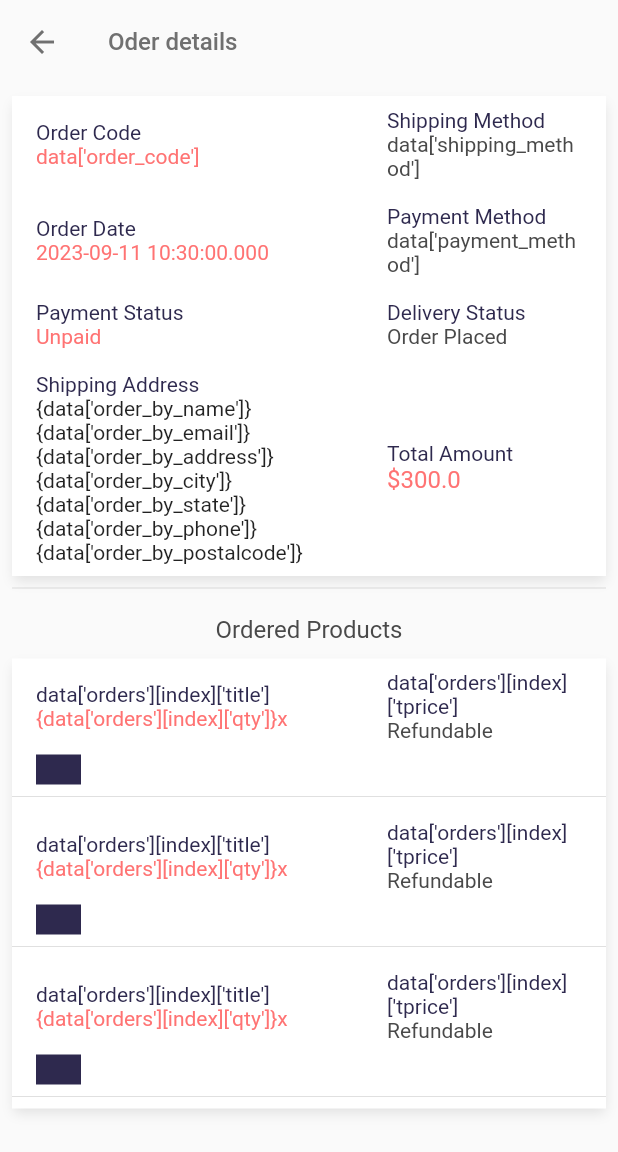
After one commit to muhammadmurtaza9999/Giveaway-Stuff-Giver-v0.1, a Flutter app: the OrderDetails screen opened directly, on a phone screen of 412 x 824 dp. The commit adds this screen. Shown: the top 1152 px of the screen. Run offline on Flutter 3.47's test engine with Material 2 defaults, Android fonts, the phone set to English and light mode, and no system bars; our stand-ins replace firebase_core, get, velocity_x; accounts and stored records are empty.

Commit message:
24/8 Update

```diff
--- /dev/null
+++ b/lib/views/orders_screen/components/order_place.dart
@@ -0,0 +1,24 @@
+import 'package:gas_giver/const/const.dart';
+import 'package:gas_giver/views/widgets/text_style.dart';
+
+Widget orderPlaceDetails({title1, title2, d1,d2}) {
+  return Padding(
+      padding: const EdgeInsets.symmetric(horizontal: 16.0, vertical: 8),
+      child: Row(
+            mainAxisAlignment: MainAxisAlignment.spaceBetween,
+            children: [
+          Column(
+              crossAxisAlignment: CrossAxisAlignment.start,
+              children: [boldText(text: "$title1", color: purpleColor), boldText(text: "$d1", color: red)],
+        ),
+        SizedBox(
+          width: 130,
+          child: Column(
+            crossAxisAlignment: CrossAxisAlignment.start,
+            children: [boldText(text: "$title2", color: purpleColor), boldText(text: "$d2", color: fontGrey)],
+            ),
+          )
+        ],
+      ),
+  );
+}
--- /dev/null
+++ b/lib/views/orders_screen/order_details.dart
@@ -0,0 +1,120 @@
+import 'package:gas_giver/const/const.dart';
+import 'package:gas_giver/views/orders_screen/components/order_place.dart';
+import 'package:gas_giver/views/widgets/text_style.dart';
+import 'package:get/get.dart';
+import 'package:intl/intl.dart' as intl;
+
+class OrderDetails extends StatelessWidget {
+  const OrderDetails({super.key});
+
+  @override
+  Widget build(BuildContext context) {
+    return Scaffold(
+      appBar: AppBar(
+        leading: IconButton(
+          onPressed: () {
+            Get.back();
+          },
+          icon: const Icon(Icons.arrow_back, color: darkGrey)),
+        title: boldText(text: "Oder details", color: darkGrey, size: 16.0),
+      ),
+      body: Padding(
+        padding: const EdgeInsets.all(8.0),
+        child: SingleChildScrollView(
+          physics: const BouncingScrollPhysics(),
+          child: Column(
+            children: [
+              Column(
+          children: [
+              orderPlaceDetails(
+                d1: "data['order_code']",
+                d2: "data['shipping_method']",
+                title1: "Order Code",
+                title2: "Shipping Method",
+              ),
+              orderPlaceDetails(
+                d1: DateTime.now(),
+                // d1: intl.DateFormat().add_yMd().format((data['order_code'].toDate())),
+                d2: "data['payment_method']",
+                title1: "Order Date",
+                title2: "Payment Method",
+              ),
+              orderPlaceDetails(
+                d1: "Unpaid",
+                d2: "Order Placed",
+                title1: "Payment Status",
+                title2: "Delivery Status",
+              ),
+              Padding(
+                padding: const EdgeInsets.symmetric(horizontal: 16.0, vertical: 8),
+                child: Row(
+                  mainAxisAlignment: MainAxisAlignment.spaceBetween,
+                  children: [
+                    Column(
+                      crossAxisAlignment: CrossAxisAlignment.start,
+                      children: [
+                        // "Shipping Address".text.fontFamily(semibold).make(),
+                        boldText(text: "Shipping Address", color: purpleColor),
+                        "{data['order_by_name']}".text.make(),
+                        "{data['order_by_email']}".text.make(),
+                        "{data['order_by_address']}".text.make(),
+                        "{data['order_by_city']}".text.make(),
+                        "{data['order_by_state']}".text.make(),
+                        "{data['order_by_phone']}".text.make(),
+                        "{data['order_by_postalcode']}".text.make()
+                      ],
+                    ),
+                    SizedBox(
+                      width: 130,
+                      child: Column(
+                        mainAxisAlignment: MainAxisAlignment.start,
+                        crossAxisAlignment: CrossAxisAlignment.start,
+                        children: [
+                          boldText(text: "Total Amount", color: purpleColor),
+                          boldText(text: "\$300.0", color: red, size: 16.0),
+
+                        ],
+                      ),
+                    ),
+                  ],
+                ),
+              ),
+            ],
+          ).box.outerShadowMd.white.make(),
+           const Divider(),
+           10.heightBox,
+              boldText(text: "Ordered Products", color: fontGrey, size: 16.0),
+           10.heightBox,
+           ListView(
+            physics: const NeverScrollableScrollPhysics(),
+            shrinkWrap: true,
+            children: List.generate(3, (index) {
+              return Column(
+              crossAxisAlignment: CrossAxisAlignment.start,
+              children: [
+                orderPlaceDetails(
+                   title1: "data['orders'][index]['title']",
+                   title2: "data['orders'][index]['tprice']",
+                   d1: "{data['orders'][index]['qty']}x",
+                   d2: "Refundable"),
+                Padding(
+                  padding: const EdgeInsets.symmetric(horizontal: 16),
+                  child: Container(
+                  width: 30,
+                  height: 20,
+                  color: purpleColor,
+                ),
+              ),
+                 const Divider(),
+              ],
+            );
+          }).toList(),
+        ).box.outerShadowMd.white.margin(const EdgeInsets.only(bottom: 4)).make(),
+            20.heightBox,
+        ],
+          ),
+        ),
+      ),
+    );
+  }
+}
--- a/lib/views/orders_screen/orders_screen.dart
+++ b/lib/views/orders_screen/orders_screen.dart
@@ -1,5 +1,7 @@
 import 'package:gas_giver/const/const.dart';
+import 'package:gas_giver/views/orders_screen/order_details.dart';
 import 'package:gas_giver/views/widgets/appbar_widget.dart';
+import 'package:get/get.dart';
 import 'package:intl/intl.dart' as intl;
 
 import '../widgets/text_style.dart';
@@ -18,14 +20,14 @@ class OrdersScreen extends StatelessWidget {
           child: Column(
             children: List.generate(
               20 , (index) => ListTile(
-
-              onTap: () {},
+              onTap: () {
+                Get.to(() => const OrderDetails());
+              },
               tileColor: textfieldGrey,
               shape: RoundedRectangleBorder(
                 borderRadius: BorderRadius.circular(12),
               ),
-              // leading: Image.asset(imgProduct, width: 100, height: 100, fit: BoxFit.cover),
-              title: boldText(text: "0300141947", color: purpleColor),
+              title: boldText(text: "03001419470", color: purpleColor),
               subtitle: Column(
                   children: [
                     Row(
```
